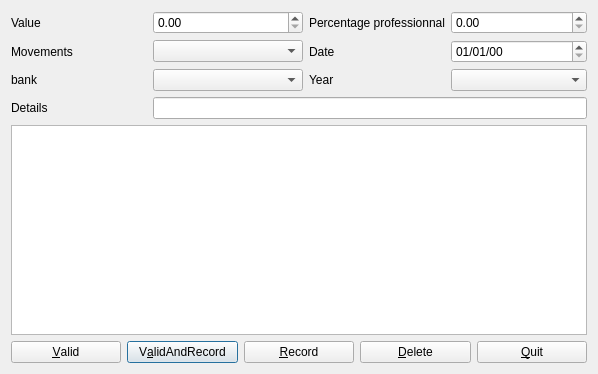
The window that plugins/accountplugin/movements/movementsviewer.ui (FreeHealth/freehealth) describes before a commit, drawn with Qt 5.
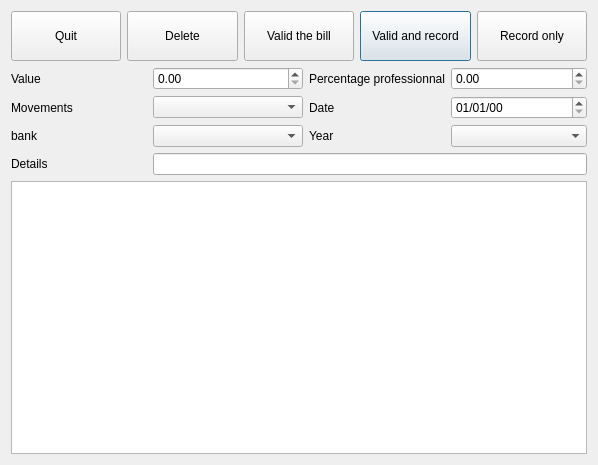
The same window after the commit.

Commit message: freeaccount:ergonomy

```diff
--- a/plugins/accountplugin/movements/movementsviewer.ui
+++ b/plugins/accountplugin/movements/movementsviewer.ui
@@ -7,16 +7,86 @@
     <x>0</x>
     <y>0</y>
     <width>598</width>
-    <height>374</height>
+    <height>465</height>
    </rect>
   </property>
   <property name="windowTitle">
    <string>Movements</string>
   </property>
-  <layout class="QGridLayout" name="gridLayout_3">
-   <item row="0" column="0">
     <layout class="QGridLayout" name="gridLayout_2">
-     <item row="0" column="0" colspan="5">
+   <item row="0" column="0">
+    <layout class="QHBoxLayout" name="horizontalLayout">
+     <item>
+      <widget class="QPushButton" name="quitButton">
+       <property name="minimumSize">
+        <size>
+         <width>100</width>
+         <height>50</height>
+        </size>
+       </property>
+       <property name="text">
+        <string>Quit</string>
+       </property>
+      </widget>
+     </item>
+     <item>
+      <widget class="QPushButton" name="deleteButton">
+       <property name="minimumSize">
+        <size>
+         <width>100</width>
+         <height>50</height>
+        </size>
+       </property>
+       <property name="text">
+        <string>Delete</string>
+       </property>
+      </widget>
+     </item>
+     <item>
+      <widget class="QPushButton" name="validButton">
+       <property name="minimumSize">
+        <size>
+         <width>100</width>
+         <height>50</height>
+        </size>
+       </property>
+       <property name="text">
+        <string>Valid the bill</string>
+       </property>
+      </widget>
+     </item>
+     <item>
+      <widget class="QPushButton" name="valAndRecButton">
+       <property name="minimumSize">
+        <size>
+         <width>100</width>
+         <height>50</height>
+        </size>
+       </property>
+       <property name="text">
+        <string>Valid and record</string>
+       </property>
+       <property name="default">
+        <bool>true</bool>
+       </property>
+      </widget>
+     </item>
+     <item>
+      <widget class="QPushButton" name="recordButton">
+       <property name="minimumSize">
+        <size>
+         <width>100</width>
+         <height>50</height>
+        </size>
+       </property>
+       <property name="text">
+        <string>Record only</string>
+       </property>
+      </widget>
+     </item>
+    </layout>
+   </item>
+   <item row="1" column="0">
       <layout class="QGridLayout" name="gridLayout">
        <item row="0" column="0">
         <widget class="QLabel" name="valueLabel">
@@ -145,48 +215,8 @@
        </item>
       </layout>
      </item>
-     <item row="1" column="0" colspan="5">
+   <item row="2" column="0">
       <widget class="QTableView" name="tableView"/>
-     </item>
-     <item row="2" column="0">
-      <widget class="QPushButton" name="validButton">
-       <property name="text">
-        <string>&amp;Valid</string>
-       </property>
-      </widget>
-     </item>
-     <item row="2" column="1">
-      <widget class="QPushButton" name="valAndRecButton">
-       <property name="text">
-        <string>V&amp;alidAndRecord</string>
-       </property>
-       <property name="default">
-        <bool>true</bool>
-       </property>
-      </widget>
-     </item>
-     <item row="2" column="2">
-      <widget class="QPushButton" name="recordButton">
-       <property name="text">
-        <string>&amp;Record</string>
-       </property>
-      </widget>
-     </item>
-     <item row="2" column="3">
-      <widget class="QPushButton" name="deleteButton">
-       <property name="text">
-        <string>&amp;Delete</string>
-       </property>
-      </widget>
-     </item>
-     <item row="2" column="4">
-      <widget class="QPushButton" name="quitButton">
-       <property name="text">
-        <string>&amp;Quit</string>
-       </property>
-      </widget>
-     </item>
-    </layout>
    </item>
   </layout>
  </widget>
```
Lines whose indentation alone changed are shown as unchanged. The commit also changes 1 other file.
